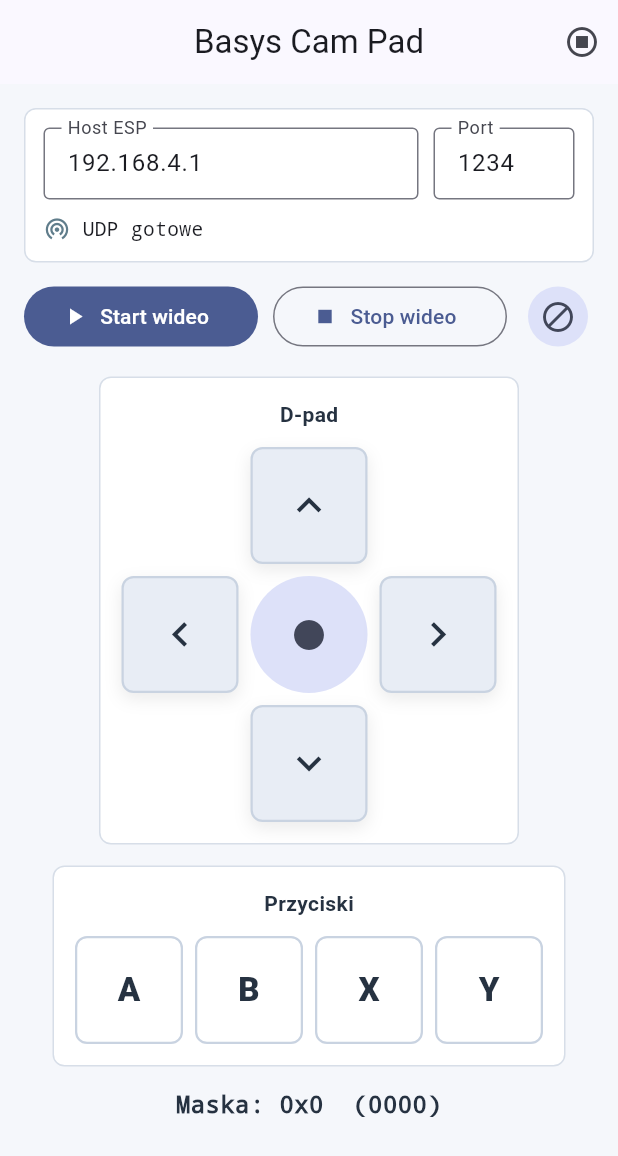
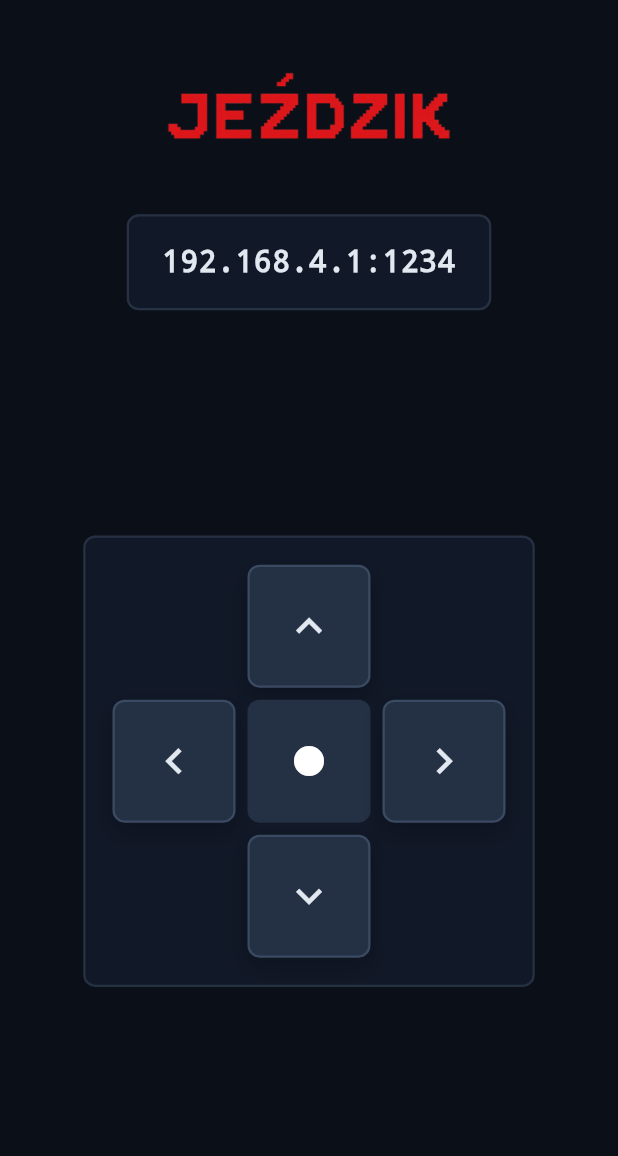
Before and after one commit to SzymonWarmiak/uec_projekt_wireless_camera_transfer, a Flutter app: the screen it shows after launch, on a phone screen of 412 x 824 dp. Shown: the top 1156 px of the screen. Run offline on Flutter 3.47's test engine with Material 3 defaults, Android fonts, the phone set to English and light mode, and no system bars.

Commit message:
Improve Android and Windows apps

```diff
--- a/robot_app/lib/main.dart
+++ b/robot_app/lib/main.dart
@@ -5,7 +5,7 @@ import 'package:flutter/material.dart';
 import 'package:flutter/services.dart';
 
 void main() {
-  runApp(const RobotPadApp());
+  runApp(const Jezdzik());
 }
 
 const int bitUp = 0x01;
@@ -13,23 +13,118 @@ const int bitRight = 0x02;
 const int bitDown = 0x04;
 const int bitLeft = 0x08;
 
-class RobotPadApp extends StatelessWidget {
-  const RobotPadApp({super.key});
+class Jezdzik extends StatelessWidget {
+  const Jezdzik({super.key});
 
   @override
   Widget build(BuildContext context) {
     return MaterialApp(
-      title: 'Basys Cam Pad',
+      title: 'Jezdzik',
       debugShowCheckedModeBanner: false,
       theme: ThemeData(
         colorScheme: ColorScheme.fromSeed(
-          seedColor: const Color(0xFF2563EB),
-          brightness: Brightness.light,
+          seedColor: const Color(0xFF38BDF8),
+          brightness: Brightness.dark,
         ),
-        scaffoldBackgroundColor: const Color(0xFFF5F7FB),
+        scaffoldBackgroundColor: const Color(0xFF0B1018),
         useMaterial3: true,
       ),
-      home: const PadPage(),
+      home: const SplashPage(),
+    );
+  }
+}
+
+class SplashPage extends StatefulWidget {
+  const SplashPage({super.key});
+
+  @override
+  State<SplashPage> createState() => _SplashPageState();
+}
+
+class _SplashPageState extends State<SplashPage> {
+  static const List<String> _frames = <String>[
+    'photos/robot_lewo_przod.png',
+    'photos/robot_przod.png',
+    'photos/robot_prawo_przod.png',
+    'photos/robot_prawo.png',
+    'photos/robot_prawo_tyl.png',
+    'photos/robot_tyl.png',
+    'photos/robot_lewo_tyl.png',
+    'photos/robot_lewo.png',
+  ];
+
+  static const Duration _initialFrameDuration = Duration(milliseconds: 500);
+  static const Duration _frameDuration = Duration(milliseconds: 450);
+  int _frameIndex = 0;
+  Timer? _timer;
+
+  @override
+  void initState() {
+    super.initState();
+    _timer = Timer(_initialFrameDuration, _startFrameTimer);
+  }
+
+  void _startFrameTimer() {
+    if (!mounted) return;
+    setState(() => _frameIndex++);
+    _timer = Timer.periodic(_frameDuration, (_) {
+      if (!mounted) return;
+      if (_frameIndex >= _frames.length - 1) {
+        _timer?.cancel();
+        Navigator.of(context).pushReplacement(
+          MaterialPageRoute<void>(builder: (_) => const PadPage()),
+        );
+        return;
+      }
+      setState(() => _frameIndex++);
+    });
+  }
+
+  @override
+  void didChangeDependencies() {
+    super.didChangeDependencies();
+    for (final frame in _frames) {
+      precacheImage(AssetImage(frame), context);
+    }
+  }
+
+  @override
+  void dispose() {
+    _timer?.cancel();
+    super.dispose();
+  }
+
+  @override
+  Widget build(BuildContext context) {
+    return Scaffold(
+      backgroundColor: const Color(0xFF101820),
+      body: SafeArea(
+        child: Center(
+          child: Column(
+            mainAxisAlignment: MainAxisAlignment.center,
+            children: <Widget>[
+              SizedBox(
+                width: 260,
+                height: 260,
+                child: AnimatedSwitcher(
+                  duration: const Duration(milliseconds: 180),
+                  child: Image.asset(
+                    _frames[_frameIndex],
+                    key: ValueKey<int>(_frameIndex),
+                    fit: BoxFit.contain,
+                  ),
+                ),
+              ),
+              const SizedBox(height: 20),
+              Image.asset(
+                'photos/jezdzik_title.png',
+                width: 230,
+                fit: BoxFit.contain,
+              ),
+            ],
+          ),
+        ),
+      ),
     );
   }
 }
@@ -71,29 +166,30 @@ class PadPage extends StatefulWidget {
 }
 
 class _PadPageState extends State<PadPage> {
-  final TextEditingController _hostController = TextEditingController(
-    text: '192.168.4.1',
-  );
-  final TextEditingController _portController = TextEditingController(
-    text: '1234',
-  );
+  static const String _host = '192.168.4.1';
+  static const int _port = 1234;
   final FocusNode _keyboardFocus = FocusNode(debugLabel: 'padKeyboard');
   final Set<int> _pressedBits = <int>{};
   final Set<LogicalKeyboardKey> _pressedKeys = <LogicalKeyboardKey>{};
 
   UdpCamClient? _client;
-  String _status = 'UDP gotowe';
+  bool _hasConnectionError = false;
   int _lastMask = 0;
-  bool _sending = false;
+  Timer? _stopFlashTimer;
+  bool _stopPressed = false;
 
   static final Map<LogicalKeyboardKey, int> _keyMap = <LogicalKeyboardKey, int>{
     LogicalKeyboardKey.arrowUp: bitUp,
+    LogicalKeyboardKey.keyW: bitUp,
     LogicalKeyboardKey.digit1: bitUp,
     LogicalKeyboardKey.arrowRight: bitRight,
+    LogicalKeyboardKey.keyD: bitRight,
     LogicalKeyboardKey.digit2: bitRight,
     LogicalKeyboardKey.arrowDown: bitDown,
+    LogicalKeyboardKey.keyS: bitDown,
     LogicalKeyboardKey.digit4: bitDown,
     LogicalKeyboardKey.arrowLeft: bitLeft,
+    LogicalKeyboardKey.keyA: bitLeft,
     LogicalKeyboardKey.digit8: bitLeft,
     LogicalKeyboardKey.keyZ: bitUp,
     LogicalKeyboardKey.keyX: bitRight,
@@ -103,28 +199,19 @@ class _PadPageState extends State<PadPage> {
 
   @override
   void dispose() {
+    _stopFlashTimer?.cancel();
     _client?.close();
-    _hostController.dispose();
-    _portController.dispose();
     _keyboardFocus.dispose();
     super.dispose();
   }
 
-  UdpCamClient? _ensureClient() {
-    final host = _hostController.text.trim();
-    final port = int.tryParse(_portController.text.trim());
-
-    if (host.isEmpty || port == null || port < 1 || port > 65535) {
-      setState(() => _status = 'Niepoprawny host albo port');
-      return null;
+  UdpCamClient _ensureClient() {
+    final current = _client;
+    if (current == null || current.host != _host || current.port != _port) {
+      current?.close();
+      _client = UdpCamClient(host: _host, port: _port);
     }
-
-    final current = _client;
-    if (current == null || current.host != host || current.port != port) {
-      current?.close();
-      _client = UdpCamClient(host: host, port: port);
-    }
-    return _client;
+    return _client!;
   }
 
   int _currentMask() {
@@ -137,56 +224,45 @@ class _PadPageState extends State<PadPage> {
 
   Future<void> _sendMask(int mask) async {
     final client = _ensureClient();
-    if (client == null) return;
 
-    setState(() => _sending = true);
     try {
       await client.sendMask(mask);
       if (!mounted) return;
       setState(() {
         _lastMask = mask & 0x0F;
-        _status =
-            'UDP -> ${client.host}:${client.port}  maska=0x${_lastMask.toRadixString(16).toUpperCase()}';
+        _hasConnectionError = false;
       });
-    } on Object catch (error) {
+    } on Object catch (_) {
       if (!mounted) return;
-      setState(() => _status = 'Blad UDP: $error');
-    } finally {
-      if (mounted) setState(() => _sending = false);
+      setState(() => _hasConnectionError = true);
     }
   }
 
   void _press(int bit) {
     _pressedBits.add(bit);
-    unawaited(_sendMask(_currentMask()));
+    final mask = _currentMask();
+    unawaited(_sendMask(mask));
   }
 
   void _release(int bit) {
     _pressedBits.remove(bit);
-    unawaited(_sendMask(_currentMask()));
+    final mask = _currentMask();
+    unawaited(_sendMask(mask));
   }
 
   void _stop() {
     _pressedBits.clear();
     _pressedKeys.clear();
+    _flashStop();
     unawaited(_sendMask(0));
   }
 
-  Future<void> _sendTextCommand(String command) async {
-    final client = _ensureClient();
-    if (client == null) return;
-
-    setState(() => _sending = true);
-    try {
-      await client.sendText(command);
-      if (!mounted) return;
-      setState(() => _status = 'Wyslano: $command');
-    } on Object catch (error) {
-      if (!mounted) return;
-      setState(() => _status = 'Blad UDP: $error');
-    } finally {
-      if (mounted) setState(() => _sending = false);
-    }
+  void _flashStop() {
+    _stopFlashTimer?.cancel();
+    setState(() => _stopPressed = true);
+    _stopFlashTimer = Timer(const Duration(milliseconds: 160), () {
+      if (mounted) setState(() => _stopPressed = false);
+    });
   }
 
   KeyEventResult _handleKey(FocusNode _, KeyEvent event) {
@@ -214,98 +290,42 @@ class _PadPageState extends State<PadPage> {
 
   Widget _networkBar() {
     return Container(
-      padding: const EdgeInsets.all(12),
+      padding: const EdgeInsets.symmetric(horizontal: 22, vertical: 16),
       decoration: BoxDecoration(
-        color: Colors.white,
-        border: Border.all(color: const Color(0xFFD7DEE8)),
+        color: const Color(0xFF111827),
+        border: Border.all(color: const Color(0xFF263244), width: 1.5),
         borderRadius: BorderRadius.circular(8),
       ),
-      child: Column(
-        children: <Widget>[
-          Row(
-            children: <Widget>[
-              Expanded(
-                flex: 2,
-                child: TextField(
-                  controller: _hostController,
-                  keyboardType: TextInputType.url,
-                  decoration: const InputDecoration(
-                    labelText: 'Host ESP',
-                    isDense: true,
-                    border: OutlineInputBorder(),
+      child: Text(
+        '$_host:$_port',
+        textAlign: TextAlign.center,
+        style: TextStyle(
+          color: _hasConnectionError
+              ? const Color(0xFFF87171)
+              : const Color(0xFFE2E8F0),
+          fontFamily: 'monospace',
+          fontSize: 20,
+          fontWeight: FontWeight.w700,
         ),
-                ),
-              ),
-              const SizedBox(width: 10),
-              SizedBox(
-                width: 94,
-                child: TextField(
-                  controller: _portController,
-                  keyboardType: TextInputType.number,
-                  decoration: const InputDecoration(
-                    labelText: 'Port',
-                    isDense: true,
-                    border: OutlineInputBorder(),
-                  ),
-                ),
-              ),
-            ],
-          ),
-          const SizedBox(height: 10),
-          Row(
-            children: <Widget>[
-              Icon(
-                _sending ? Icons.sync : Icons.wifi_tethering,
-                size: 18,
-                color: _sending ? Colors.orange : Colors.blueGrey,
-              ),
-              const SizedBox(width: 8),
-              Expanded(
-                child: Text(
-                  _status,
-                  overflow: TextOverflow.ellipsis,
-                  style: const TextStyle(fontFamily: 'monospace', fontSize: 13),
-                ),
-              ),
-            ],
-          ),
-        ],
       ),
     );
   }
 
-  Widget _streamControls() {
-    return Row(
-      children: <Widget>[
-        Expanded(
-          child: FilledButton.icon(
-            onPressed: () => unawaited(_sendTextCommand('start')),
-            icon: const Icon(Icons.play_arrow),
-            label: const Text('Start wideo'),
+  Widget _controlFrame(Widget child) {
+    return Container(
+      padding: const EdgeInsets.all(18),
+      decoration: BoxDecoration(
+        color: const Color(0xFF111827),
+        border: Border.all(color: const Color(0xFF263244), width: 1.5),
+        borderRadius: BorderRadius.circular(8),
       ),
-        ),
-        const SizedBox(width: 10),
-        Expanded(
-          child: OutlinedButton.icon(
-            onPressed: () => unawaited(_sendTextCommand('stop')),
-            icon: const Icon(Icons.stop),
-            label: const Text('Stop wideo'),
-          ),
-        ),
-        const SizedBox(width: 10),
-        IconButton.filledTonal(
-          tooltip: 'Stop IN',
-          onPressed: _stop,
-          icon: const Icon(Icons.block),
-        ),
-      ],
+      child: child,
     );
   }
 
   Widget _padButton({
     required IconData icon,
     required int bit,
-    required String tooltip,
     double size = 78,
   }) {
     final pressed = (_lastMask & bit) != 0;
@@ -314,34 +334,29 @@ class _PadPageState extends State<PadPage> {
       onPointerDown: (_) => _press(bit),
       onPointerUp: (_) => _release(bit),
       onPointerCancel: (_) => _release(bit),
-      child: Tooltip(
-        message: tooltip,
       child: AnimatedContainer(
         duration: const Duration(milliseconds: 90),
         width: size,
         height: size,
         decoration: BoxDecoration(
-            color: pressed ? const Color(0xFF2563EB) : const Color(0xFFE8EDF5),
+          color: pressed ? const Color(0xFF2563EB) : const Color(0xFF243044),
           border: Border.all(
-              color: pressed
-                  ? const Color(0xFF1E40AF)
-                  : const Color(0xFFC9D3E1),
+            color: pressed ? const Color(0xFF60A5FA) : const Color(0xFF3B4A63),
             width: 1.5,
           ),
           borderRadius: BorderRadius.circular(8),
           boxShadow: <BoxShadow>[
             BoxShadow(
-                color: Colors.black.withValues(alpha: pressed ? 0.16 : 0.08),
-                blurRadius: pressed ? 5 : 9,
-                offset: Offset(0, pressed ? 2 : 4),
+              color: Colors.black.withValues(alpha: pressed ? 0.34 : 0.24),
+              blurRadius: pressed ? 6 : 12,
+              offset: Offset(0, pressed ? 2 : 6),
             ),
           ],
         ),
         child: Icon(
           icon,
           size: size * 0.42,
-            color: pressed ? Colors.white : const Color(0xFF263241),
-          ),
+          color: pressed ? Colors.white : const Color(0xFFE2E8F0),
         ),
       ),
     );
@@ -351,12 +366,7 @@ class _PadPageState extends State<PadPage> {
     return Column(
       mainAxisSize: MainAxisSize.min,
       children: <Widget>[
-        _padButton(
-          icon: Icons.keyboard_arrow_up,
-          bit: bitUp,
-          tooltip: 'Przod',
-          size: size,
-        ),
+        _padButton(icon: Icons.keyboard_arrow_up, bit: bitUp, size: size),
         const SizedBox(height: 8),
         Row(
           mainAxisSize: MainAxisSize.min,
@@ -364,7 +374,6 @@ class _PadPageState extends State<PadPage> {
             _padButton(
               icon: Icons.keyboard_arrow_left,
               bit: bitLeft,
-              tooltip: 'Lewo',
               size: size,
             ),
             const SizedBox(width: 8),
@@ -372,8 +381,16 @@ class _PadPageState extends State<PadPage> {
               width: size,
               height: size,
               child: IconButton.filledTonal(
-                tooltip: 'Stop',
                 onPressed: _stop,
+                style: IconButton.styleFrom(
+                  backgroundColor: _stopPressed
+                      ? const Color(0xFFDC2626)
+                      : const Color(0xFF243044),
+                  foregroundColor: Colors.white,
+                  shape: RoundedRectangleBorder(
+                    borderRadius: BorderRadius.circular(8),
+                  ),
+                ),
                 icon: const Icon(Icons.circle),
               ),
             ),
@@ -381,144 +398,42 @@ class _PadPageState extends State<PadPage> {
             _padButton(
               icon: Icons.keyboard_arrow_right,
               bit: bitRight,
-              tooltip: 'Prawo',
               size: size,
             ),
           ],
         ),
         const SizedBox(height: 8),
-        _padButton(
-          icon: Icons.keyboard_arrow_down,
-          bit: bitDown,
-          tooltip: 'Tyl',
-          size: size,
-        ),
+        _padButton(icon: Icons.keyboard_arrow_down, bit: bitDown, size: size),
       ],
-    );
-  }
-
-  Widget _faceButtons({double size = 72}) {
-    return Row(
-      mainAxisSize: MainAxisSize.min,
-      children: <Widget>[
-        _letterButton('A', bitUp, 'IN1 / przod', size),
-        const SizedBox(width: 8),
-        _letterButton('B', bitRight, 'IN2 / prawo', size),
-        const SizedBox(width: 8),
-        _letterButton('X', bitDown, 'IN4 / tyl', size),
-        const SizedBox(width: 8),
-        _letterButton('Y', bitLeft, 'IN3 / lewo', size),
-      ],
-    );
-  }
-
-  Widget _letterButton(String text, int bit, String tooltip, double size) {
-    final pressed = (_lastMask & bit) != 0;
-    return Listener(
-      behavior: HitTestBehavior.opaque,
-      onPointerDown: (_) => _press(bit),
-      onPointerUp: (_) => _release(bit),
-      onPointerCancel: (_) => _release(bit),
-      child: Tooltip(
-        message: tooltip,
-        child: AnimatedContainer(
-          duration: const Duration(milliseconds: 90),
-          width: size,
-          height: size,
-          alignment: Alignment.center,
-          decoration: BoxDecoration(
-            color: pressed ? const Color(0xFF0F766E) : Colors.white,
-            border: Border.all(
-              color: pressed
-                  ? const Color(0xFF115E59)
-                  : const Color(0xFFC9D3E1),
-              width: 1.5,
-            ),
-            borderRadius: BorderRadius.circular(8),
-          ),
-          child: Text(
-            text,
-            style: TextStyle(
-              color: pressed ? Colors.white : const Color(0xFF263241),
-              fontSize: 22,
-              fontWeight: FontWeight.w800,
-            ),
-          ),
-        ),
-      ),
-    );
-  }
-
-  Widget _section(String title, Widget child) {
-    return Container(
-      padding: const EdgeInsets.all(14),
-      decoration: BoxDecoration(
-        color: Colors.white,
-        border: Border.all(color: const Color(0xFFD7DEE8)),
-        borderRadius: BorderRadius.circular(8),
-      ),
-      child: Column(
-        mainAxisSize: MainAxisSize.min,
-        children: <Widget>[
-          Text(
-            title,
-            style: const TextStyle(
-              fontWeight: FontWeight.w700,
-              color: Color(0xFF263241),
-            ),
-          ),
-          const SizedBox(height: 12),
-          child,
-        ],
-      ),
     );
   }
 
   Widget _body(BoxConstraints constraints) {
     final wide = constraints.maxWidth >= 760;
-    final controls = wide
-        ? Row(
-            mainAxisAlignment: MainAxisAlignment.center,
-            crossAxisAlignment: CrossAxisAlignment.start,
-            children: <Widget>[
-              _section('D-pad', _dPad(size: 86)),
-              const SizedBox(width: 18),
-              _section('Przyciski', _faceButtons(size: 78)),
-            ],
-          )
-        : Column(
-            children: <Widget>[
-              _section('D-pad', _dPad()),
-              const SizedBox(height: 14),
-              _section('Przyciski', _faceButtons()),
-            ],
-          );
-
-    return SingleChildScrollView(
-      padding: const EdgeInsets.all(16),
-      child: Center(
+    return SafeArea(
+      child: Padding(
+        padding: const EdgeInsets.fromLTRB(16, 24, 16, 16),
+        child: Align(
+          alignment: Alignment.topCenter,
           child: ConstrainedBox(
             constraints: const BoxConstraints(maxWidth: 840),
             child: Column(
-            crossAxisAlignment: CrossAxisAlignment.stretch,
+              crossAxisAlignment: CrossAxisAlignment.center,
               children: <Widget>[
+                Image.asset(
+                  'photos/jezdzik_title.png',
+                  width: wide ? 240 : 210,
+                  fit: BoxFit.contain,
+                ),
+                const SizedBox(height: 14),
                 _networkBar(),
-              const SizedBox(height: 12),
-              _streamControls(),
-              const SizedBox(height: 16),
-              controls,
-              const SizedBox(height: 14),
-              Text(
-                'Maska: 0x${_lastMask.toRadixString(16).toUpperCase()}  (${_lastMask.toRadixString(2).padLeft(4, '0')})',
-                textAlign: TextAlign.center,
-                style: const TextStyle(
-                  fontFamily: 'monospace',
-                  fontSize: 16,
-                  fontWeight: FontWeight.w700,
-                  color: Color(0xFF263241),
+                Expanded(
+                  child: Center(
+                    child: _controlFrame(_dPad(size: wide ? 96 : 82)),
                   ),
                 ),
               ],
+            ),
           ),
         ),
       ),
@@ -535,17 +450,7 @@ class _PadPageState extends State<PadPage> {
         behavior: HitTestBehavior.translucent,
         onTap: () => _keyboardFocus.requestFocus(),
         child: Scaffold(
-          appBar: AppBar(
-            title: const Text('Basys Cam Pad'),
-            centerTitle: true,
-            actions: <Widget>[
-              IconButton(
-                tooltip: 'Stop',
-                onPressed: _stop,
-                icon: const Icon(Icons.stop_circle_outlined),
-              ),
-            ],
-          ),
+          backgroundColor: const Color(0xFF0B1018),
           body: LayoutBuilder(
             builder: (context, constraints) => _body(constraints),
           ),
```
Also changed, not shown: robot_app/pubspec.yaml (+21 -0 lines), robot_app/photos/jezdzik_title.png (added), robot_app/photos/robot_icon_1024_1024.png (added), robot_app/photos/robot_lewo.png (added), robot_app/photos/robot_lewo_przod.png (added), robot_app/photos/robot_lewo_tyl.png (added), robot_app/photos/robot_prawo.png (added), robot_app/photos/robot_prawo_przod.png (added), robot_app/photos/robot_prawo_tyl.png (added), robot_app/photos/robot_przod.png (added), robot_app/photos/robot_tyl.png (added), robot_app/pubspec.lock, 35 other files. Lines whose indentation alone changed are shown as unchanged.
